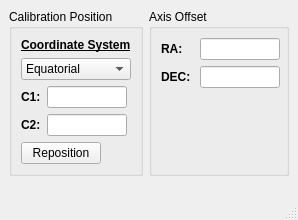
Above: UI_Files/Calibration.ui from AmateurRadioTelescopeSystem/RadioTelescope_Controller before the change. Below: the same form after it.
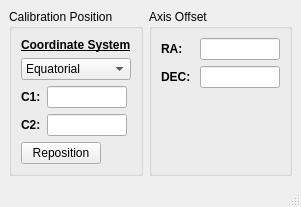
That is the form after the change.

Commit message: Added the planetary object GUI and made some improvements to other GUI windows.

Diff of the .ui file:
```diff
--- a/UI_Files/Calibration.ui
+++ b/UI_Files/Calibration.ui
@@ -5,14 +5,6 @@
   <property name="windowModality">
    <enum>Qt::ApplicationModal</enum>
   </property>
-  <property name="geometry">
-   <rect>
-    <x>0</x>
-    <y>0</y>
-    <width>298</width>
-    <height>220</height>
-   </rect>
-  </property>
   <property name="windowTitle">
    <string>Calibration</string>
   </property>
```
Left out of the diff: 2 changed lines with no effect on the pictures. The commit also changes 5 other files.
